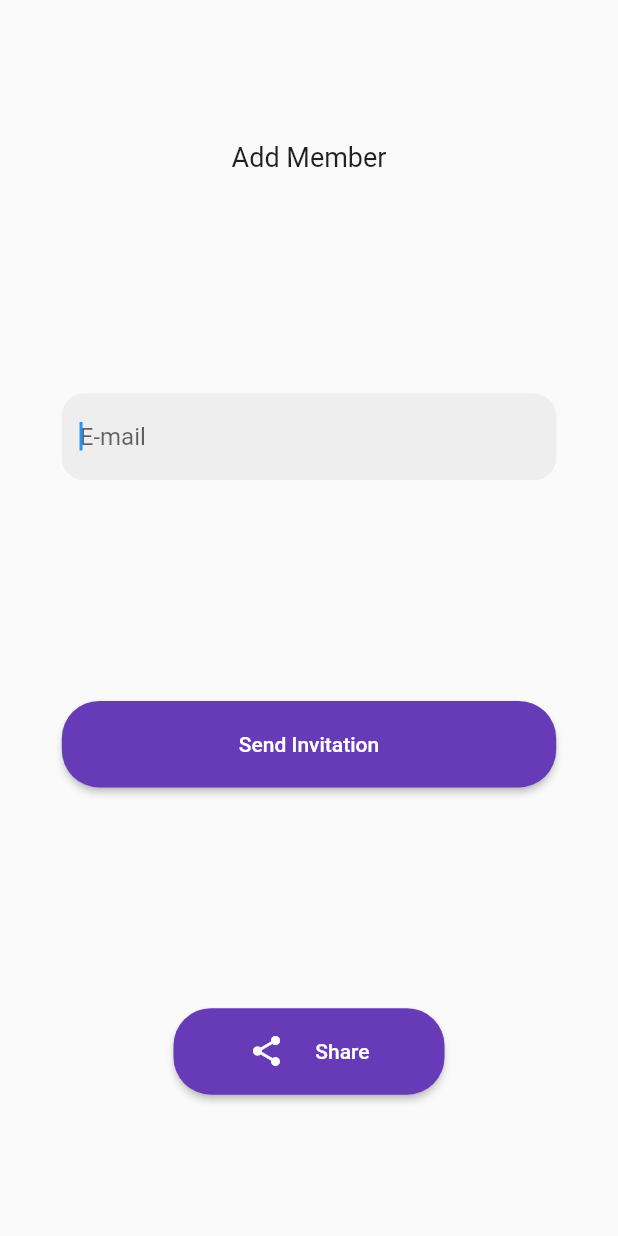
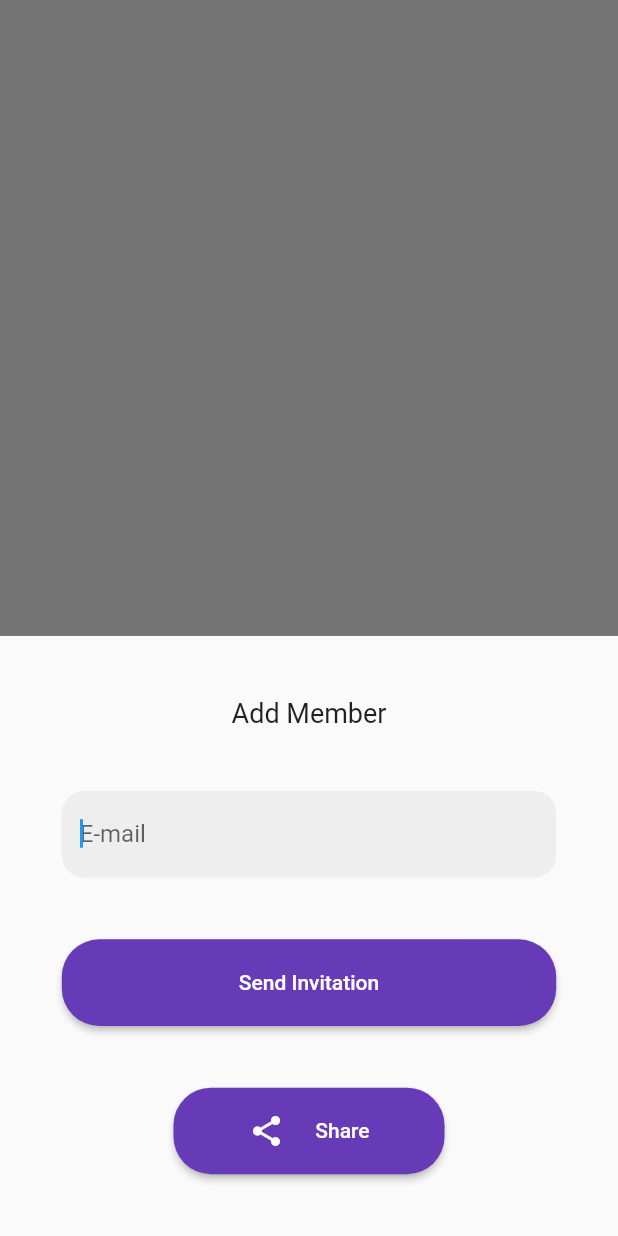
Before and after one commit to knowy-open/Knowy, a Flutter app: what addMember() shows on an empty page, opened directly, on a phone screen of 412 x 824 dp. Run offline on Flutter 3.47's test engine with Material 2 defaults, Android fonts, the light colour scheme and no system bars; missing offline and left inert: group_profile.

Commit message:
Update addMemberBottomSheet.dart

```diff
--- a/lib/bottom_sheet/addMemberBottomSheet.dart
+++ b/lib/bottom_sheet/addMemberBottomSheet.dart
@@ -3,10 +3,12 @@ import 'package:flutter/material.dart';
 //import 'textField.dart';
 import 'package:new_project/useful_widgets/btn.dart';
 import 'package:new_project/useful_widgets/textField.dart';
- class addMember extends StatelessWidget {
-   @override
-   Widget build(BuildContext context) {
-     return Column(
+addMember(context){
+  showModalBottomSheet(context: context, isScrollControlled: true,
+      builder: (context)=>SingleChildScrollView(
+        child: Container(
+          padding: EdgeInsets.only(bottom: MediaQuery.of(context).viewInsets.bottom),
+          child: Column(
             mainAxisAlignment: MainAxisAlignment.spaceAround,
             crossAxisAlignment: CrossAxisAlignment.stretch,
             children: [
@@ -36,9 +38,11 @@ import 'package:new_project/useful_widgets/textField.dart';
                     children: [shareButton()]),
               ),
             ],
-     );
+          )
+        ),
+      ));
 }
- }
+
 
  class shareButton extends StatelessWidget {
    @override
```
Lines whose indentation alone changed are shown as unchanged.
